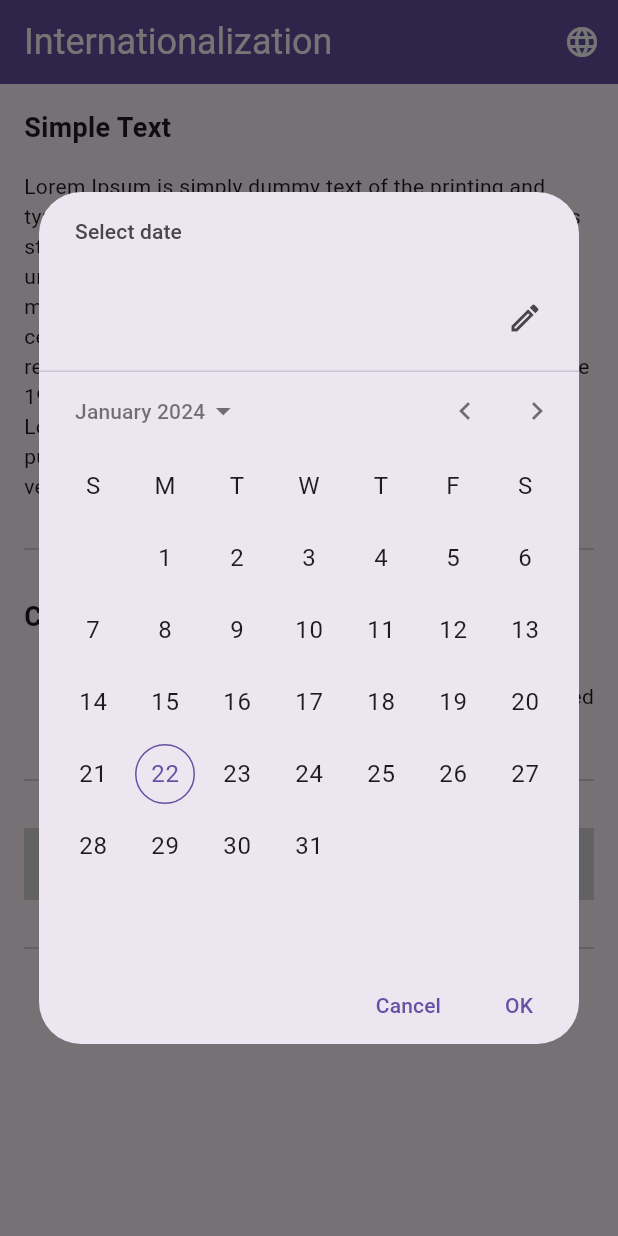
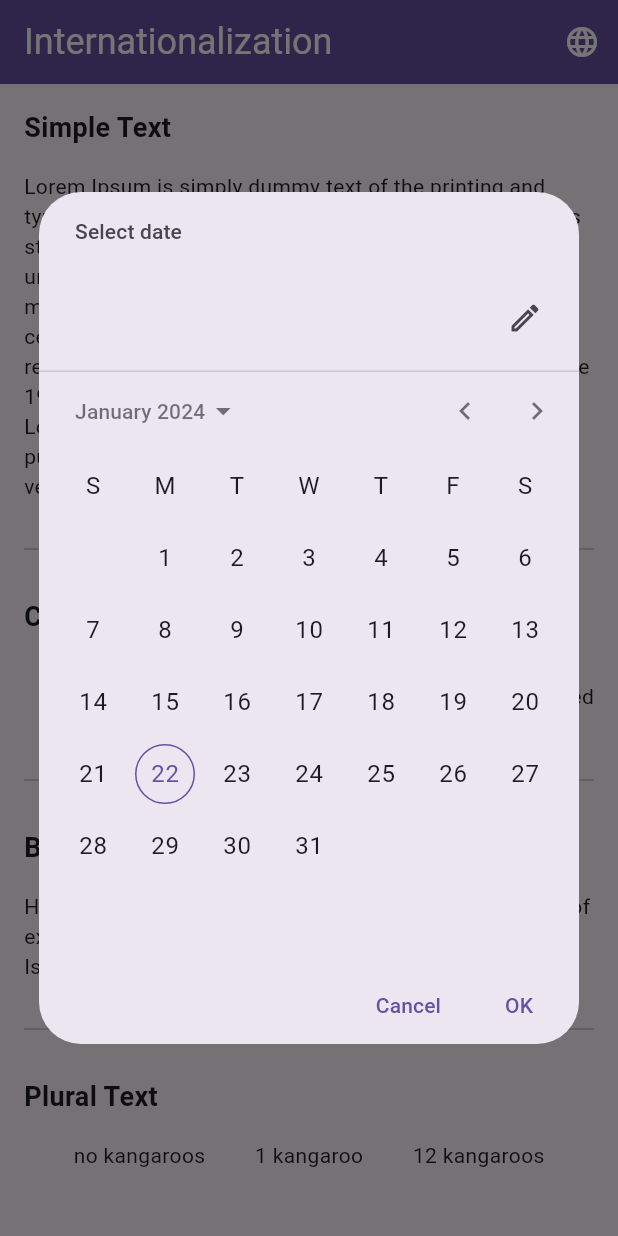
Before and after one commit to enesakbal/flutter_localization_example, a Flutter app: the screen it shows after launch, after a tap on "Pick Date", on a phone screen of 412 x 824 dp. Run offline on Flutter 3.47's test engine with Material 3 defaults, Android fonts, the phone set to English and light mode, and no system bars; generated files the repository leaves out were written again.

Commit message:
feat: plural text widget and new words

```diff
--- a/lib/l10n/arb/app_en.arb
+++ b/lib/l10n/arb/app_en.arb
@@ -41,5 +41,18 @@
                 "example": "Istanbul, Türkiye"
             }
         }
+    },
+
+
+    "nKangaroosTitle": "Plural Text",
+    "nKangaroosContent": "{count, plural, =0{no kangaroos} =1{1 kangaroo} other{{count} kangaroos}}",
+    "@nKangaroosContent": {
+        "description": "A plural message for kangaroos",
+        "placeholders": {
+            "count": {
+                "type": "num",
+                "format": "compact"
+            }
+        }
     }
 }
--- a/lib/views/home_view.dart
+++ b/lib/views/home_view.dart
@@ -1,8 +1,9 @@
 import 'package:flutter/material.dart';
 import 'package:l10n_example/l10n/l10n.dart';
+import 'package:l10n_example/widgets/basic_placeholder_text_widget.dart';
 import 'package:l10n_example/widgets/calendar_date_picker_widget.dart';
+import 'package:l10n_example/widgets/plural_text_widget.dart';
 import 'package:l10n_example/widgets/simple_text_widget.dart';
-import 'package:l10n_example/widgets/text_with_parameters_widget.dart';
 
 class HomeView extends StatelessWidget {
   const HomeView({super.key});
@@ -41,12 +42,13 @@ class HomeView extends StatelessWidget {
 
             Divider(height: 64, thickness: 1),
 
-            TextWithParametersWidget(),
+            //* Basic Placeholder Text Widget Example
+            BasicPlaceholderTextWidget(),
 
             Divider(height: 64, thickness: 1),
 
-            // Text(l10n.yourSelectedDate(selectedDate.value)),
-            // Text(l10n.numberOfDataPoints(12)),
+            //* Plural Text Widget Example
+            TextWithPluralWidget(),
           ],
         ),
       ),
--- /dev/null
+++ b/lib/widgets/plural_text_widget.dart
@@ -0,0 +1,25 @@
+import 'package:flutter/material.dart';
+import 'package:l10n_example/l10n/l10n.dart';
+import 'package:l10n_example/widgets/_custom_text_widget.dart';
+
+class TextWithPluralWidget extends StatelessWidget {
+  const TextWithPluralWidget({super.key});
+
+  @override
+  Widget build(BuildContext context) {
+    final l10n = context.l10n;
+
+    //* Text with plural
+    return CustomText(
+      title: l10n.nKangaroosTitle,
+      content: Row(
+        mainAxisAlignment: MainAxisAlignment.spaceEvenly,
+        children: [
+          Text(l10n.nKangaroosContent(0)), //* Retruns '0 kangaroos'
+          Text(l10n.nKangaroosContent(1)), //* Retruns '1 kangaroo'
+          Text(l10n.nKangaroosContent(12)), //* Retruns '12 kangaroos'
+        ],
+      ),
+    );
+  }
+}
```
